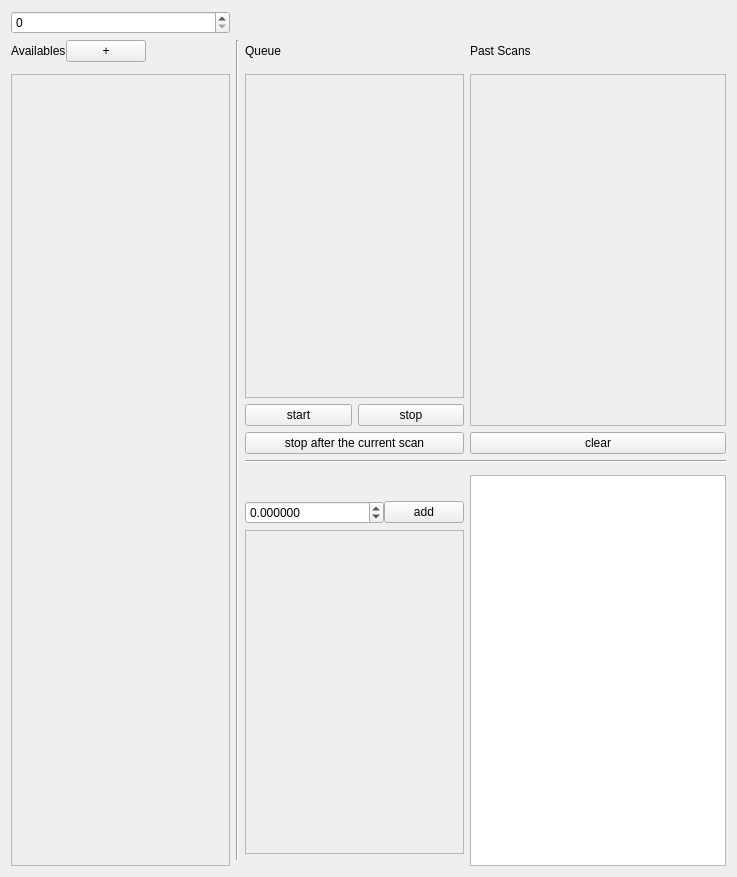
Above: core/ui/scanlist.ui from lictailer/zmeter before the change. Below: the same form after it.
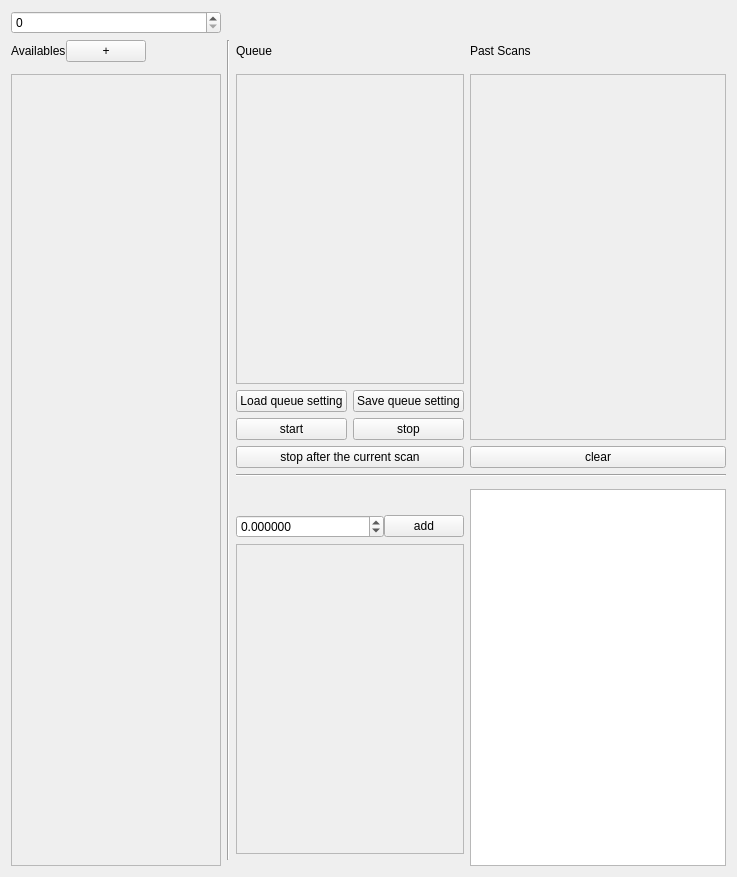
That is the form after the change.

Commit message:
Add Save/Load queue setting as a folder of numbered setting files
Save queue setting writes each queue item, in order, as
NN_scan_setting_<name>.json or NN_manual_set_<channel>.json into a new or
empty folder. Load queue setting appends a folder's items to the queue in
number order, or loads nothing if any file is unreadable. Scan load is
split into load_file/load_info so the queue reuses the scan window path.

Claude-Session: https://claude.ai/code/session_01DVzQJmYM5afsqjaW1AdjjQ

What changed in the file:
```diff
--- a/core/ui/scanlist.ui
+++ b/core/ui/scanlist.ui
@@ -177,6 +177,38 @@
       </widget>
      </item>
      <item row="4" column="2">
+      <layout class="QVBoxLayout" name="queue_controls_layout">
+       <item>
+        <layout class="QHBoxLayout" name="queue_setting_layout">
+         <item>
+          <widget class="QPushButton" name="load_queue_setting_pushButton">
+           <property name="sizePolicy">
+            <sizepolicy hsizetype="Preferred" vsizetype="Fixed">
+             <horstretch>0</horstretch>
+             <verstretch>0</verstretch>
+            </sizepolicy>
+           </property>
+           <property name="text">
+            <string>Load queue setting</string>
+           </property>
+          </widget>
+         </item>
+         <item>
+          <widget class="QPushButton" name="save_queue_setting_pushButton">
+           <property name="sizePolicy">
+            <sizepolicy hsizetype="Preferred" vsizetype="Fixed">
+             <horstretch>0</horstretch>
+             <verstretch>0</verstretch>
+            </sizepolicy>
+           </property>
+           <property name="text">
+            <string>Save queue setting</string>
+           </property>
+          </widget>
+         </item>
+        </layout>
+       </item>
+       <item>
       <layout class="QHBoxLayout" name="horizontalLayout_4">
        <item>
         <widget class="QPushButton" name="start_pushButton">
@@ -203,6 +235,8 @@
           <string>stop</string>
          </property>
         </widget>
+           </item>
+          </layout>
        </item>
       </layout>
      </item>
```
Lines whose indentation alone changed are shown as unchanged. The commit also changes 7 other files.
